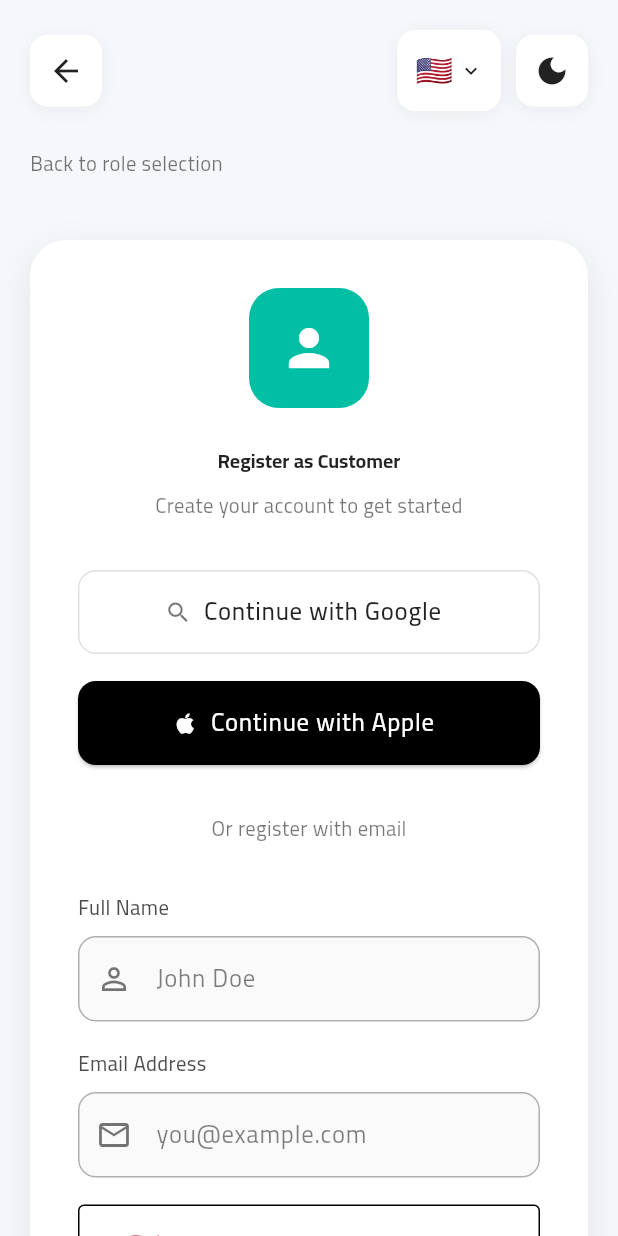
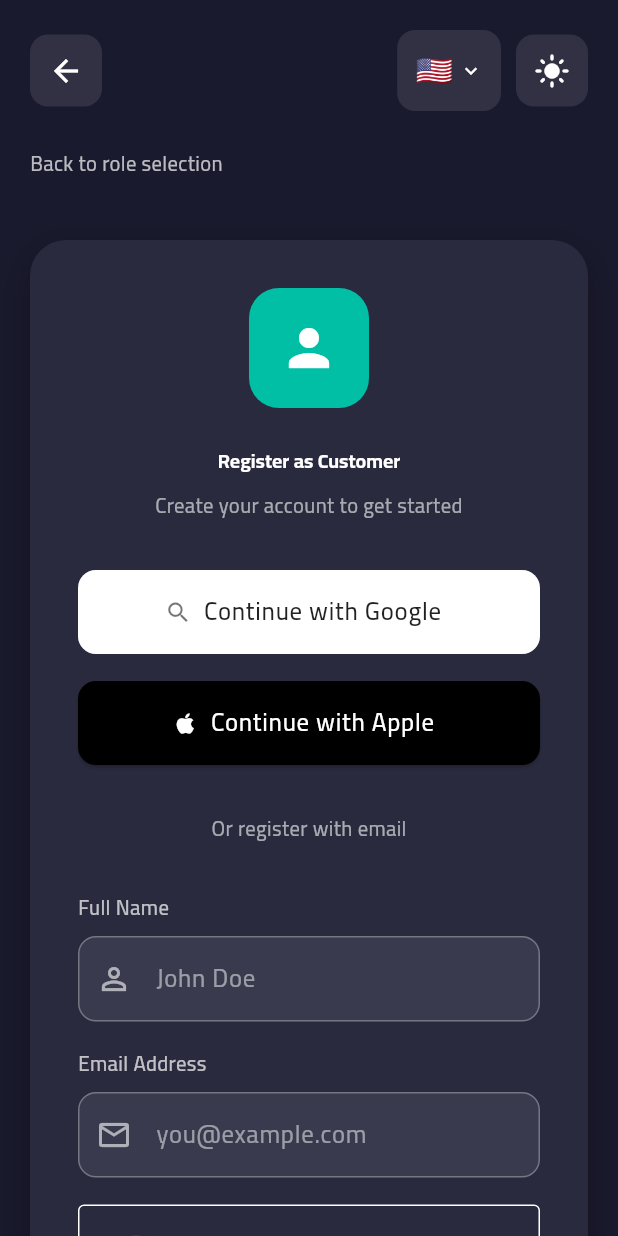
Before and after one commit to Ali-2001-Eg/travel_agencies, a Flutter app: the RegisterScreen screen opened by its route, after a tap on the "dark mode" icon, on a phone screen of 412 x 824 dp. Run offline on Flutter 3.47's test engine with Material 3 defaults, Android fonts, the phone set to English and light mode, and no system bars; drawn by our look-alikes of intl_phone_field; our stand-ins replace cached_network_image, connectivity_plus, dio, easy_localization, equatable, firebase_core and 15 more; accounts and stored records are empty; statements that could not run were skipped.

Commit message:
feat(core): Sync locale and simplify theme toggle

```diff
--- a/lib/core/bloc/locale_bloc/locale_bloc.dart
+++ b/lib/core/bloc/locale_bloc/locale_bloc.dart
@@ -20,4 +20,8 @@
   void changeLocale(AppLocale locale) {
     add(SelectEnumValue(locale));
   }
+
+  void syncLocale(AppLocale locale) {
+    add(SelectEnumValue(locale));
+  }
 }
--- a/lib/features/auth/presentation/widgets/theme_toggle_button.dart
+++ b/lib/features/auth/presentation/widgets/theme_toggle_button.dart
@@ -7,17 +7,9 @@
   Widget build(BuildContext context) {
     return BlocBuilder<ThemeBloc, ThemeState>(
       builder: (context, themeState) {
-        // Determine the correct icon based on current theme mode
-        IconData themeIcon;
-        if (themeState.themeMode == ThemeMode.system) {
-          // For system mode, check actual brightness
-          themeIcon = context.isDarkMode ? Icons.light_mode : Icons.dark_mode;
-        } else {
-          // For explicit light/dark mode
-          themeIcon = themeState.themeMode == ThemeMode.light
-              ? Icons.dark_mode
-              : Icons.light_mode;
-        }
+        // Show the icon for the mode we will switch TO
+        final themeIcon =
+            context.isDarkMode ? Icons.light_mode : Icons.dark_mode;
 
         return Container(
           decoration: BoxDecoration(
@@ -38,16 +30,14 @@
           child: IconButton(
             onPressed: () {
               ThemeMode newThemeMode;
-              switch (themeState.themeMode) {
-                case ThemeMode.light:
-                  newThemeMode = ThemeMode.dark;
-                  break;
-                case ThemeMode.dark:
-                  newThemeMode = ThemeMode.system;
-                  break;
-                case ThemeMode.system:
-                  newThemeMode = ThemeMode.light;
-                  break;
+              if (themeState.themeMode == ThemeMode.light) {
+                newThemeMode = ThemeMode.dark;
+              } else if (themeState.themeMode == ThemeMode.dark) {
+                newThemeMode = ThemeMode.light;
+              } else {
+                // If in System mode, toggle to the opposite of current brightness
+                newThemeMode =
+                    context.isDarkMode ? ThemeMode.light : ThemeMode.dark;
               }
               context.read<ThemeBloc>().add(ThemeChanged(newThemeMode));
             },
--- a/lib/features/home/presentation/widgets/city_dropdown.dart
+++ b/lib/features/home/presentation/widgets/city_dropdown.dart
@@ -40,7 +40,7 @@
                         value: state.selectedCity,
                         isExpanded: true,
                         hint: LocalizedLabel(
-                          text: LocaleKeys.select_city.tr(),
+                          text: LocaleKeys.select_city,
                           style: context.textTheme.bodyMedium?.copyWith(
                             color: context.isDarkMode
                                 ? Colors.white70
@@ -65,7 +65,7 @@
                           return DropdownMenuItem<CityModel>(
                             value: city,
                             child: Text(
-                              city.name.tr(), // Use tr() for localization
+                              city.name,
                               style: context.textTheme.bodyMedium?.copyWith(
                                 color: context.isDarkMode
                                     ? Colors.white
```
Also changed, not shown: lib/main.dart (+9 -1 lines).
